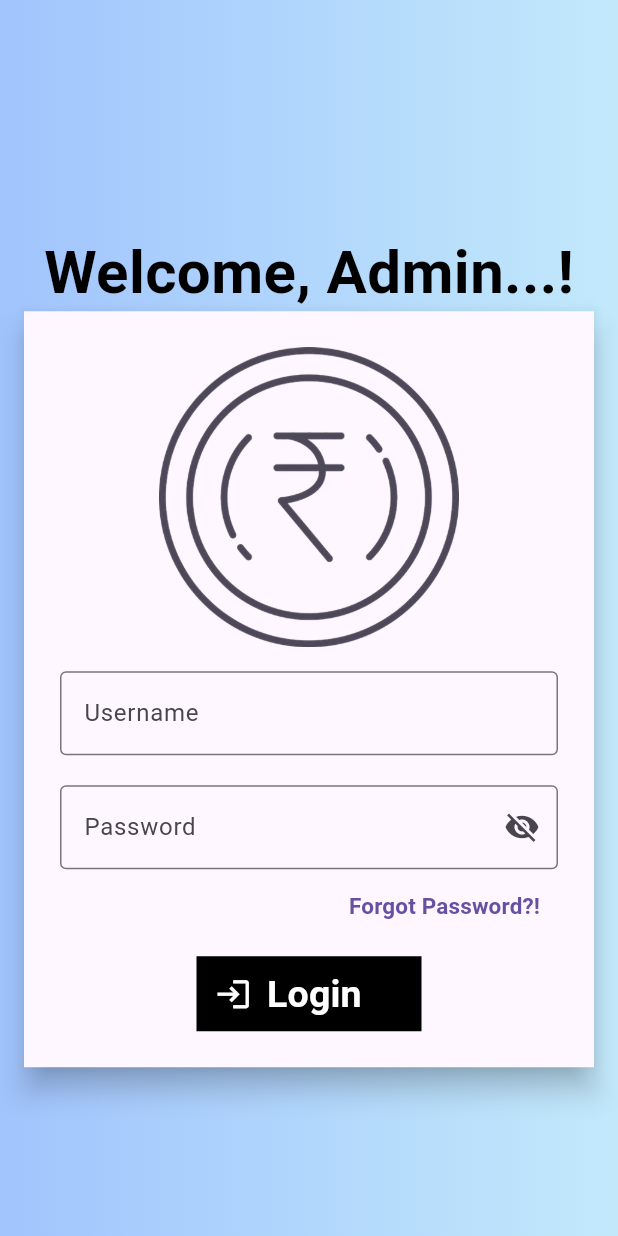
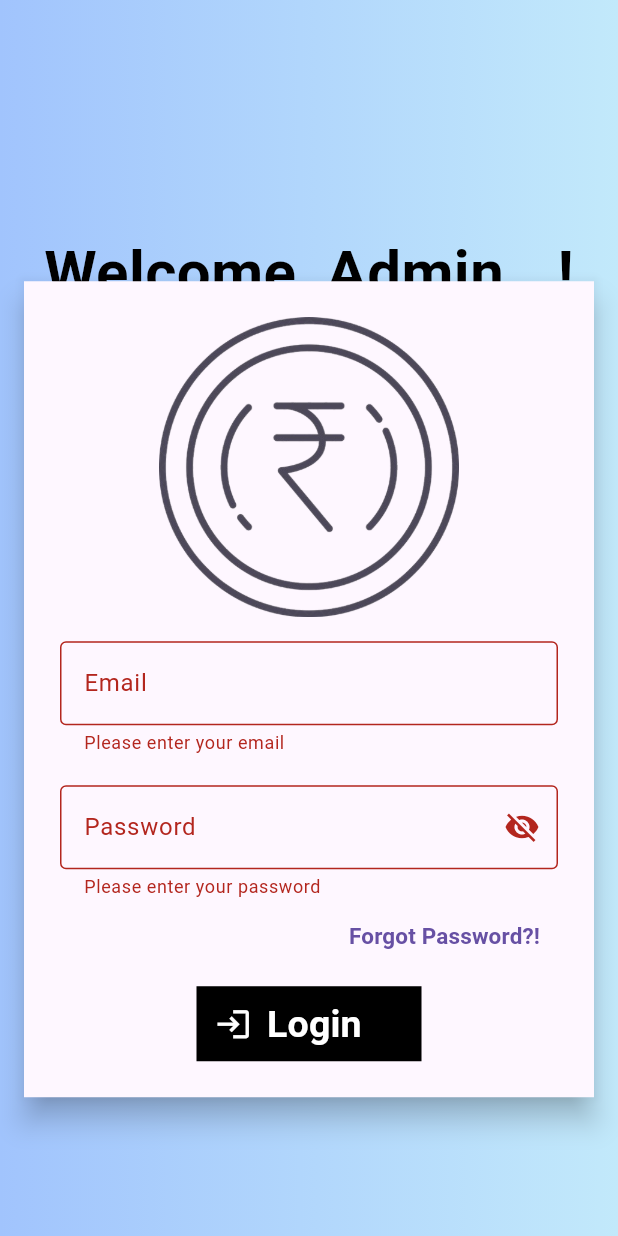
Before and after one commit to rutviknakum/interest, a Flutter app: the A_Loginscreen screen opened directly, after a tap on "Login", on a phone screen of 412 x 824 dp. Run offline on Flutter 3.47's test engine with Material 3 defaults, Android fonts, the light colour scheme and no system bars; our stand-ins replace firebase_auth, firebase_core, pin_code_fields; accounts and stored records are empty.

Commit message:
changes nd creation done

```diff
--- a/lib/Screens/Admin_Screen/A_Loginscreen.dart
+++ b/lib/Screens/Admin_Screen/A_Loginscreen.dart
@@ -1,6 +1,7 @@
 import 'package:firebase_auth/firebase_auth.dart';
 import 'package:flutter/material.dart';
-import 'package:interest/Screens/Admin_Screen/A_pwdscreen.dart';
+import 'package:interest/Screens/Admin_Screen/A_mainscreen.dart';
+
 import 'package:interest/Screens/Admin_Screen/ForgotPwdScreen.dart';
 import 'package:interest/firebase_services/auth_service.dart';
 
@@ -14,6 +15,7 @@ class A_Loginscreen extends StatefulWidget {
 class _A_LoginscreenState extends State<A_Loginscreen>
     with SingleTickerProviderStateMixin {
   final FirebaseServices _auth = FirebaseServices();
+  final _formKey = GlobalKey<FormState>();
   final TextEditingController _emailController = TextEditingController();
   final TextEditingController _pwdController = TextEditingController();
   late AnimationController _animation;
@@ -21,6 +23,25 @@ class _A_LoginscreenState extends State<A_Loginscreen>
   late Animation<double> _adminLoginScreenOpacity;
   bool _ShowLoginScreen = false;
   bool ispwdvisible = false;
+  void _loginadmin() async {
+    if (_formKey.currentState!.validate()) {
+      String email = _emailController.text.trim();
+      String pwd = _pwdController.text.trim();
+      User? user = await _auth.loginmethod(email, pwd);
+      if (user != null) {
+        ScaffoldMessenger.of(context).showSnackBar(
+          const SnackBar(content: Text("Login successful!")),
+        );
+        Navigator.push(
+            context, MaterialPageRoute(builder: (context) => A_mainscreen()));
+      } else {
+        ScaffoldMessenger.of(context).showSnackBar(
+          const SnackBar(
+              content: Text("Login failed. Please check your credentials.")),
+        );
+      }
+    }
+  }
 
   @override
   void initState() {
@@ -109,6 +130,8 @@ class _A_LoginscreenState extends State<A_Loginscreen>
                         child: Padding(
                           padding: const EdgeInsets.all(24.0),
                           child: SingleChildScrollView(
+                            child: Form(
+                              key: _formKey,
                               child: Column(
                                 mainAxisSize: MainAxisSize.min,
                                 children: [
@@ -118,17 +141,27 @@ class _A_LoginscreenState extends State<A_Loginscreen>
                                     width: 200,
                                   ),
                                   const SizedBox(height: 16),
-                                TextField(
+                                  TextFormField(
                                     controller: _emailController,
                                     keyboardType: TextInputType.emailAddress,
                                     decoration: const InputDecoration(
-                                    labelText: "Username",
-                                    hintText: 'Enter Your Username...!',
+                                      labelText: "Email",
+                                      hintText: 'Enter Your Email...!',
                                       border: OutlineInputBorder(),
                                     ),
+                                    validator: (value) {
+                                      if (value == null || value.isEmpty) {
+                                        return "Please enter your email";
+                                      }
+                                      if (!RegExp(r'^[^@]+@[^@]+\.[^@]+')
+                                          .hasMatch(value)) {
+                                        return "Please enter a valid email";
+                                      }
+                                      return null;
+                                    },
                                   ),
                                   const SizedBox(height: 20),
-                                TextField(
+                                  TextFormField(
                                     controller: _pwdController,
                                     obscureText: !ispwdvisible,
                                     decoration: InputDecoration(
@@ -148,6 +181,15 @@ class _A_LoginscreenState extends State<A_Loginscreen>
                                           )),
                                       border: const OutlineInputBorder(),
                                     ),
+                                    validator: (value) {
+                                      if (value == null || value.isEmpty) {
+                                        return "Please enter your password";
+                                      }
+                                      if (value.length < 6) {
+                                        return "Password must be at least 6 characters";
+                                      }
+                                      return null;
+                                    },
                                   ),
                                   //  SizedBox(height: 30),
                                   Row(
@@ -186,20 +228,7 @@ class _A_LoginscreenState extends State<A_Loginscreen>
                                     width: 150,
                                     height: 50,
                                     child: TextButton(
-                                    onPressed: () async {
-                                      String email = _emailController.text;
-                                      String password = _pwdController.text;
-                                      User? user = await _auth.loginmethod(
-                                          email, password);
-                                      if (user != null) {
-                                        print("loggin success");
-                                        Navigator.push(
-                                            context,
-                                            MaterialPageRoute(
-                                                builder: (context) =>
-                                                    A_pwdscreen()));
-                                      }
-                                    },
+                                      onPressed: _loginadmin,
                                       style: TextButton.styleFrom(
                                         foregroundColor: Colors.white,
                                         backgroundColor: Colors.black,
@@ -234,6 +263,7 @@ class _A_LoginscreenState extends State<A_Loginscreen>
                         ),
                       ),
                     ),
+                  ),
                 );
               },
             ),
--- /dev/null
+++ b/lib/Screens/Admin_Screen/A_mainscreen.dart
@@ -0,0 +1,15 @@
+import 'package:flutter/material.dart';
+
+class A_mainscreen extends StatefulWidget {
+  const A_mainscreen({super.key});
+
+  @override
+  State<A_mainscreen> createState() => _A_mainscreenState();
+}
+
+class _A_mainscreenState extends State<A_mainscreen> {
+  @override
+  Widget build(BuildContext context) {
+    return Scaffold();
+  }
+}
--- a/lib/Screens/Useer_Screen/U_Loginscreen.dart
+++ b/lib/Screens/Useer_Screen/U_Loginscreen.dart
@@ -136,6 +136,7 @@ class _U_LoginscreenState extends State<U_Loginscreen>
                         shadowColor: Colors.black,
                         child: Padding(
                           padding: const EdgeInsets.all(24.0),
+                          child: SingleChildScrollView(
                             child: Column(
                               mainAxisSize: MainAxisSize.min,
                               children: [
@@ -266,6 +267,7 @@ class _U_LoginscreenState extends State<U_Loginscreen>
                         ),
                       ),
                     ),
+                  ),
                 );
               },
             ),
--- a/lib/firebase_services/auth_service.dart
+++ b/lib/firebase_services/auth_service.dart
@@ -8,9 +8,7 @@ class FirebaseServices {
       UserCredential credential = await _auth.signInWithEmailAndPassword(
           email: email, password: password);
       return credential.user;
-    } catch (e) {
-      print("Login failed");
-    }
+    } catch (e) {}
     return null;
   }
 
```
Lines whose indentation alone changed are shown as unchanged.
